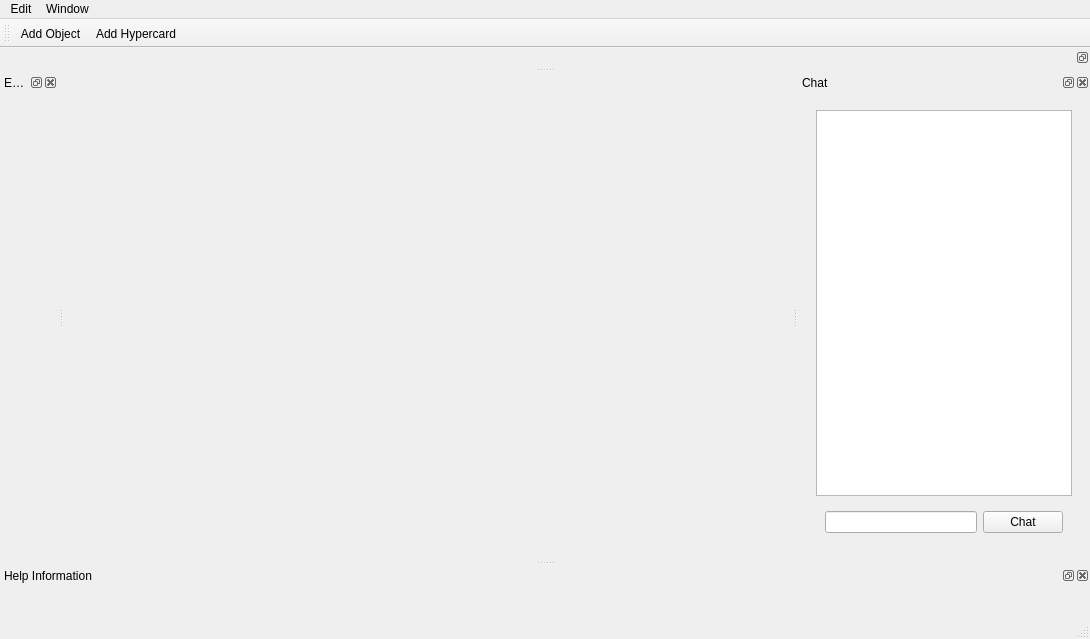
Before: the Qt Designer form gui_client/MainWindow.ui in shipilovden/substrata-metasiberia, drawn with Qt 5.
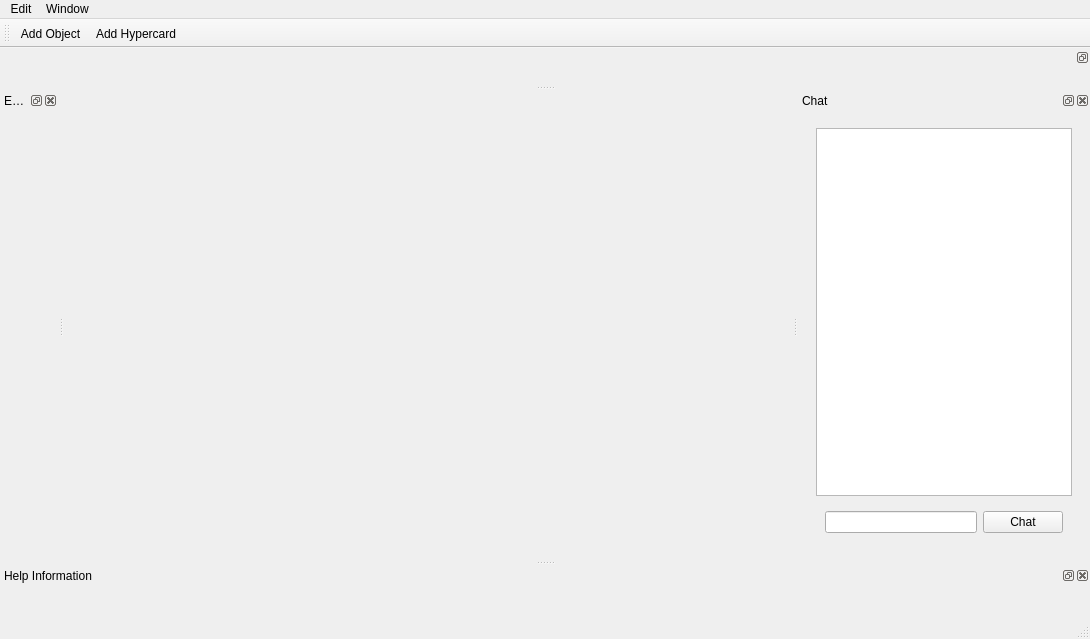
After: the same form once the commit is applied. Custom widgets are drawn as their Qt base class.

Commit message: Added showErrorNotification() method to MainWindow, using non-modal notification error instead of MessageBox for some things. Moved some stuff to Protocol.h.

What changed in the file:
```diff
--- a/gui_client/MainWindow.ui
+++ b/gui_client/MainWindow.ui
@@ -152,19 +152,28 @@
     <number>4</number>
    </attribute>
    <widget class="QWidget" name="infoDockWidgetContents">
-    <widget class="QLabel" name="label">
-     <property name="geometry">
-      <rect>
-       <x>220</x>
-       <y>0</y>
-       <width>47</width>
-       <height>13</height>
-      </rect>
+    <layout class="QVBoxLayout" name="verticalLayout_6">
+     <property name="spacing">
+      <number>0</number>
      </property>
-     <property name="text">
-      <string>Hello thar</string>
+     <property name="leftMargin">
+      <number>0</number>
      </property>
-    </widget>
+     <property name="topMargin">
+      <number>0</number>
+     </property>
+     <property name="rightMargin">
+      <number>0</number>
+     </property>
+     <property name="bottomMargin">
+      <number>0</number>
+     </property>
+     <item>
+      <widget class="QWidget" name="notificationContainer" native="true">
+       <layout class="QVBoxLayout" name="verticalLayout_7"/>
+      </widget>
+     </item>
+    </layout>
    </widget>
   </widget>
   <widget class="QDockWidget" name="helpInfoDockWidget">
```
The commit also changes 12 other files.
